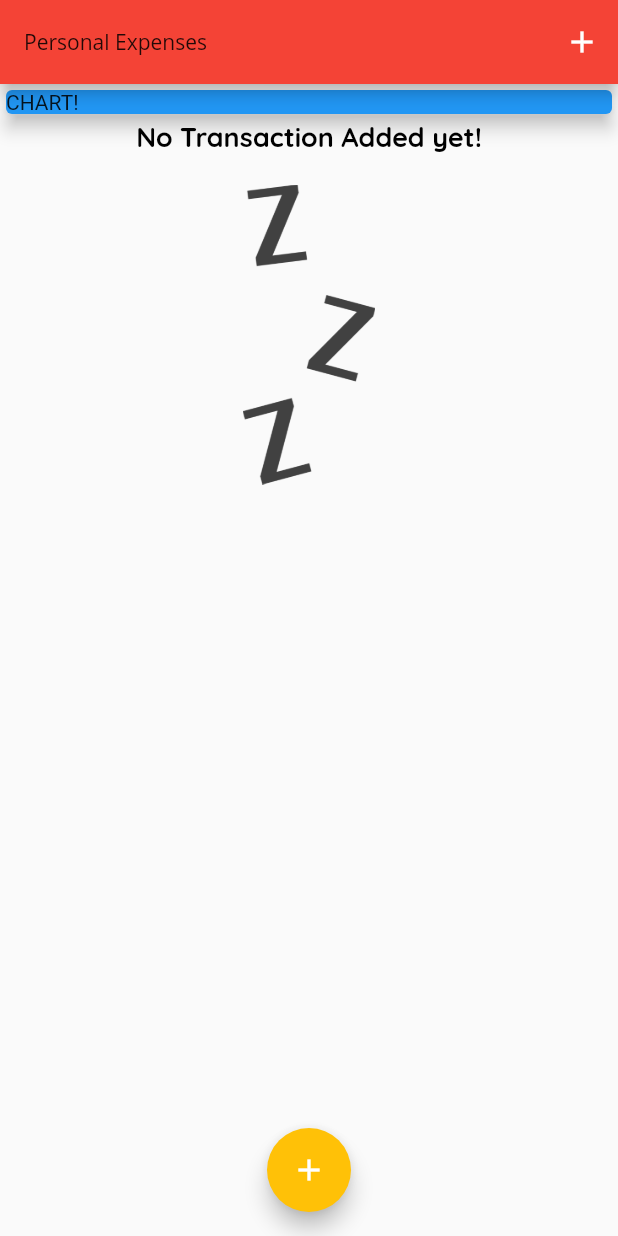
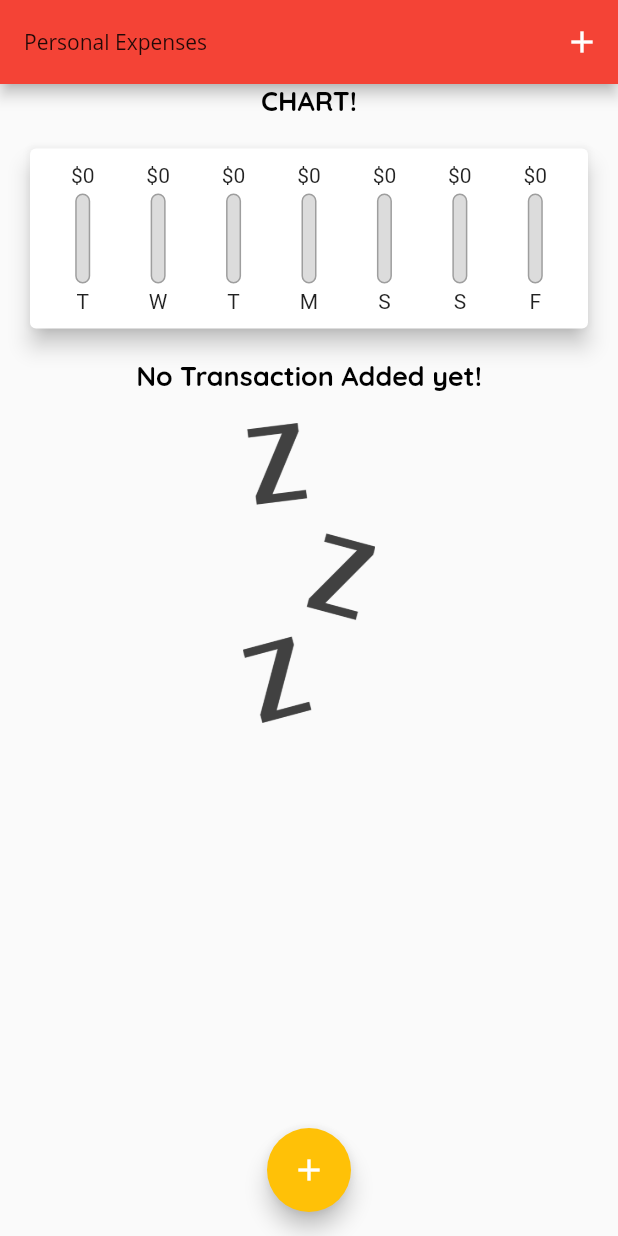
Before and after one commit to AqeelAaqi/Expenses_counter, a Flutter app: the screen it shows after launch, on a phone screen of 412 x 824 dp. Run offline on Flutter 3.47's test engine with Material 2 defaults, Android fonts, the phone set to English and light mode, and no system bars.

Commit message:
adding bars in app

```diff
--- a/lib/main.dart
+++ b/lib/main.dart
@@ -1,3 +1,4 @@
+import 'package:expenses_counter/widgets/chart.dart';
 import 'package:expenses_counter/widgets/new_transaction.dart';
 import 'package:expenses_counter/widgets/transaction_list.dart';
 import 'package:expenses_counter/widgets/user_transactions.dart';
@@ -91,6 +92,13 @@ class _MyHomePageState extends State<MyHomePage> {
     });
   }
 
+  List<Transaction> get _recentTransactions {
+    return _userTransactions.where((tx) {
+      return tx.date.isAfter(DateTime.now().subtract(Duration(days: 7),
+      ),);
+    }).toList();
+  }
+
   void _startProcessAddNewTransaction(BuildContext context){
     showModalBottomSheet(
         context: context,
@@ -125,13 +133,9 @@ class _MyHomePageState extends State<MyHomePage> {
           mainAxisAlignment: MainAxisAlignment.start, // top to bottom
           // crossAxisAlignment: CrossAxisAlignment.start, //left to right
           children: <Widget>[
-            const SizedBox(
-              width: double.infinity,
-              child: Card(
-                color: Colors.blue,
-                child: Text('CHART!'),
-                elevation: 5,
-              ),
+            Text('CHART!', style: Theme.of(context).textTheme.caption,),
+            Chart(
+              _recentTransactions
             ),
             // UserTransaction(),
             TransactionList(_userTransactions),
--- /dev/null
+++ b/lib/widgets/chart.dart
@@ -0,0 +1,64 @@
+import 'package:expenses_counter/models/transection.dart';
+import 'package:expenses_counter/widgets/chart_bar.dart';
+import 'package:flutter/material.dart';
+import 'package:intl/intl.dart';
+
+class Chart extends StatelessWidget {
+
+  final List<Transaction> recentTransaction;
+
+  Chart(this.recentTransaction);
+
+  List<Map<String, Object>> get groupedTransactionValue {
+    return List.generate(7, (index) {
+      final weekDay = DateTime.now().subtract(Duration(days: index),);
+
+      var totalSum = 0.0;
+
+      for(var i=0; i<recentTransaction.length; i++){
+        if(recentTransaction[i].date.day == weekDay.day &&
+        recentTransaction[i].date.month == weekDay.month &&
+        recentTransaction[i].date.year == weekDay.year){
+
+          totalSum += recentTransaction[i].amount;
+
+        }
+      }
+      print(DateFormat.E().format(weekDay));
+      print(totalSum);
+      return {'day': DateFormat.E().format(weekDay).substring(0, 1), 'amount': totalSum};
+    });
+  }
+
+  double get totalSpending {
+    return groupedTransactionValue.fold(0.0, (sum, item) {
+      return sum + (item['amount'] as double);
+    });
+  }
+
+  @override
+  Widget build(BuildContext context) {
+    print(groupedTransactionValue);
+    return Card(
+      elevation: 6,
+      margin: EdgeInsets.all(20),
+      child: Padding(
+      padding: EdgeInsets.all(10),
+      child: Row(
+        mainAxisAlignment: MainAxisAlignment.spaceAround,
+        children: groupedTransactionValue.map((data){
+          return Flexible(
+            fit: FlexFit.tight,
+            flex: 1,
+            child: ChartBar(
+              data['day'].toString(),
+              data['amount'] as double,
+              totalSpending == 0.0 ? 0.0 :(data['amount']as double)/ totalSpending,
+            ),
+          );
+         }).toList(),
+        ),
+      ),
+    );
+  }
+}
--- /dev/null
+++ b/lib/widgets/chart_bar.dart
@@ -0,0 +1,46 @@
+import 'package:flutter/material.dart';
+
+class ChartBar extends StatelessWidget {
+
+  final String label;
+  final double spendingAmount;
+  final double spendingPctOfTotal;
+
+  ChartBar(this.label, this.spendingAmount, this.spendingPctOfTotal);
+
+  @override
+  Widget build(BuildContext context) {
+    return Column(
+      children: <Widget>[
+        FittedBox(
+            child: Text('\$${spendingAmount.toStringAsFixed(0)}')
+        ),
+        SizedBox(height: 4,),
+        Container(
+          height: 60,
+          width: 10,
+          child: Stack(
+            children: <Widget>[
+              Container(
+                decoration: BoxDecoration(
+                  border: Border.all(
+                    color: Colors.grey, width: 1),
+                  color: Color.fromRGBO(220, 220, 220, 1),
+                  borderRadius: BorderRadius.circular(10),
+                ),
+              ),
+              FractionallySizedBox(heightFactor: spendingPctOfTotal,
+              child: Container(
+                decoration: BoxDecoration(
+                    color: Theme.of(context).primaryColor,
+                    borderRadius: BorderRadius.circular(10)),
+              ),),
+            ],
+          ),
+        ),
+        SizedBox(height: 4,),
+        Text(label),
+      ],
+    );
+  }
+}
```
